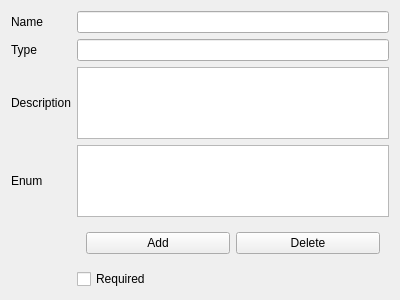
The window that lima_gui/view/fn_parameter_widget.ui (oKatanaaa/lima-gui) describes before a commit, drawn with Qt 5.
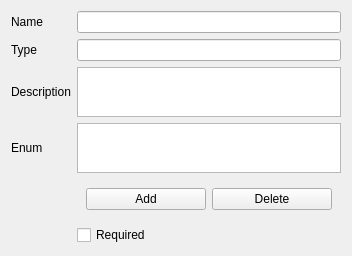
The same window after the commit.

Patch:
```diff
--- a/lima_gui/view/fn_parameter_widget.ui
+++ b/lima_gui/view/fn_parameter_widget.ui
@@ -6,14 +6,23 @@
    <rect>
     <x>0</x>
     <y>0</y>
-    <width>400</width>
-    <height>300</height>
+    <width>352</width>
+    <height>254</height>
    </rect>
   </property>
+  <property name="sizePolicy">
+   <sizepolicy hsizetype="Minimum" vsizetype="Minimum">
+    <horstretch>0</horstretch>
+    <verstretch>0</verstretch>
+   </sizepolicy>
+  </property>
   <property name="windowTitle">
    <string>Form</string>
   </property>
-  <layout class="QGridLayout" name="gridLayout">
+  <layout class="QGridLayout" name="gridLayout" rowminimumheight="0,0,50,50,0,0">
+   <property name="sizeConstraint">
+    <enum>QLayout::SetMinimumSize</enum>
+   </property>
    <item row="5" column="1">
     <widget class="QCheckBox" name="paramRequiredCheckBox">
      <property name="text">
@@ -22,13 +31,32 @@
     </widget>
    </item>
    <item row="2" column="1">
-    <widget class="QTextEdit" name="paramDescLineEdit"/>
+    <widget class="QTextEdit" name="paramDescLineEdit">
+     <property name="sizePolicy">
+      <sizepolicy hsizetype="Minimum" vsizetype="Minimum">
+       <horstretch>0</horstretch>
+       <verstretch>0</verstretch>
+      </sizepolicy>
+     </property>
+     <property name="maximumSize">
+      <size>
+       <width>1200</width>
+       <height>50</height>
+      </size>
+     </property>
+    </widget>
    </item>
    <item row="1" column="1">
     <widget class="QLineEdit" name="paramTypeLineEdit"/>
    </item>
    <item row="3" column="0">
     <widget class="QLabel" name="label_4">
+     <property name="sizePolicy">
+      <sizepolicy hsizetype="Preferred" vsizetype="Minimum">
+       <horstretch>0</horstretch>
+       <verstretch>0</verstretch>
+      </sizepolicy>
+     </property>
      <property name="text">
       <string>Enum</string>
      </property>
@@ -45,7 +73,20 @@
     <widget class="QLineEdit" name="paramNameLineEdit"/>
    </item>
    <item row="3" column="1">
-    <widget class="QListWidget" name="paramEnumListWidget"/>
+    <widget class="QListWidget" name="paramEnumListWidget">
+     <property name="sizePolicy">
+      <sizepolicy hsizetype="Minimum" vsizetype="Minimum">
+       <horstretch>0</horstretch>
+       <verstretch>0</verstretch>
+      </sizepolicy>
+     </property>
+     <property name="maximumSize">
+      <size>
+       <width>1200</width>
+       <height>50</height>
+      </size>
+     </property>
+    </widget>
    </item>
    <item row="0" column="0">
     <widget class="QLabel" name="label">
@@ -56,6 +97,12 @@
    </item>
    <item row="2" column="0">
     <widget class="QLabel" name="label_3">
+     <property name="sizePolicy">
+      <sizepolicy hsizetype="Preferred" vsizetype="Minimum">
+       <horstretch>0</horstretch>
+       <verstretch>0</verstretch>
+      </sizepolicy>
+     </property>
      <property name="text">
       <string>Description</string>
      </property>
```
Left out of the diff: 4 changed lines with no effect on the pictures.
